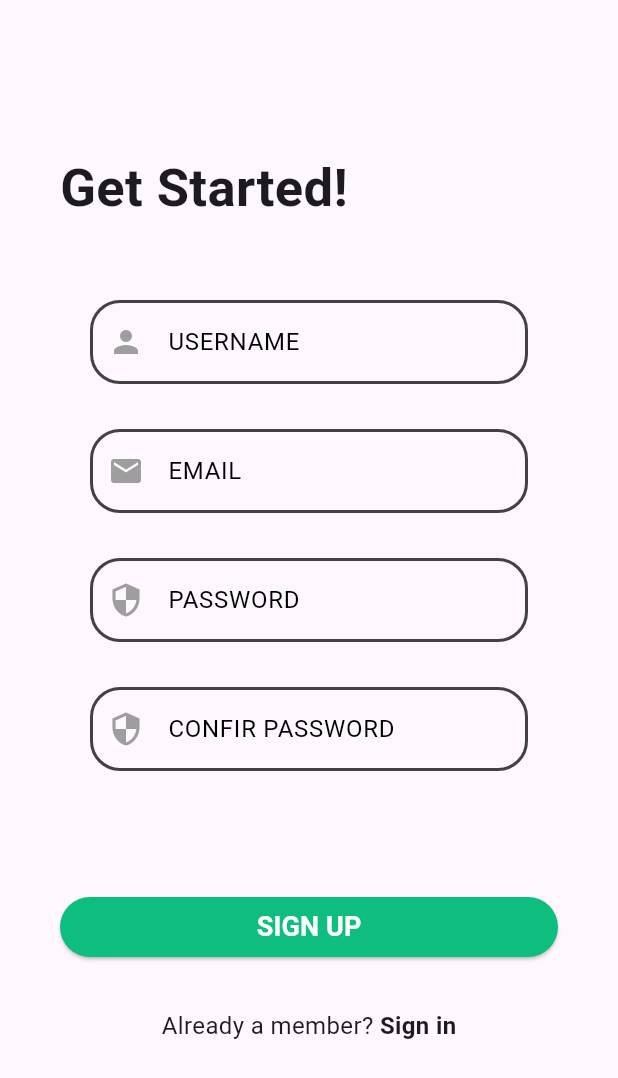
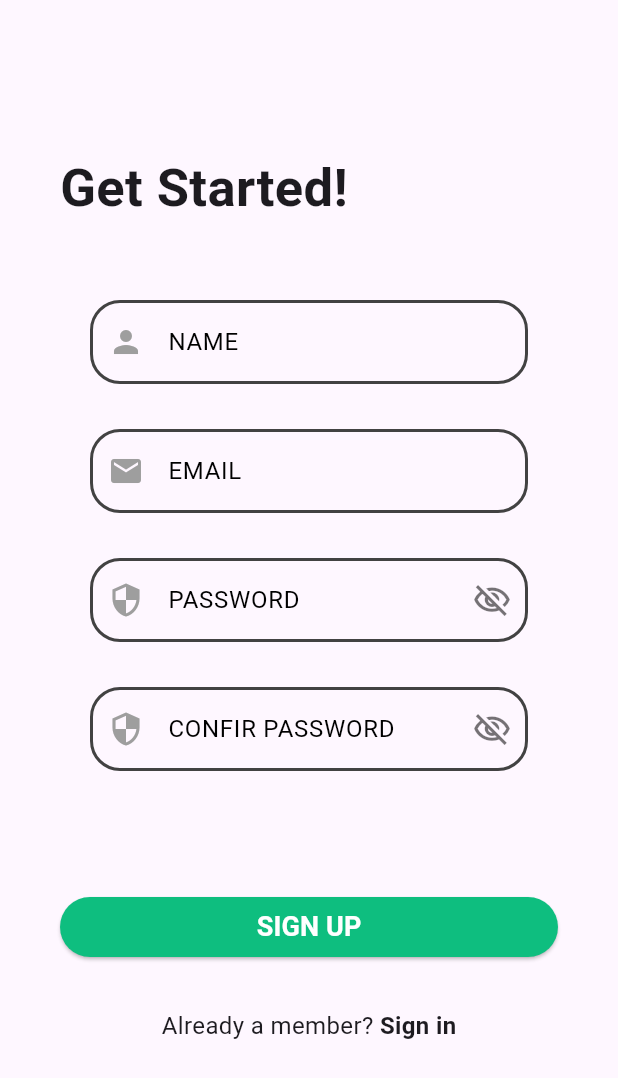
Before and after one commit to rahmat999ht/note-app-flutter-getx, a Flutter app: the screen it shows after launch, after a tap on "SIGN IN", after a tap on "Sign up instead", on a phone screen of 412 x 824 dp. Shown: the top 1078 px of the screen. Run offline on Flutter 3.47's test engine with Material 3 defaults, Android fonts, the light colour scheme and no system bars; our stand-ins replace cloud_firestore, firebase_auth, firebase_core, get, shared_preferences; accounts and stored records are empty.

Commit message:
Login And Register

```diff
--- a/lib/app/modules/login/controllers/login_controller.dart
+++ b/lib/app/modules/login/controllers/login_controller.dart
@@ -1,27 +1,21 @@
+import 'dart:developer';
+
 import 'package:flutter/widgets.dart';
 import 'package:get/get.dart';
-import 'package:firebase_auth/firebase_auth.dart';
-import 'package:note_app_flutter_getx_firebase/app/modules/account/controllers/account_controller.dart';
 import 'package:note_app_flutter_getx_firebase/app/routes/app_pages.dart';
-import 'package:note_app_flutter_getx_firebase/services/firestore.dart';
-
-import '../../../../models/user_model.dart';
+import 'package:note_app_flutter_getx_firebase/services/auth.dart';
 
 class LoginController extends GetxController {
   final formKey = GlobalKey<FormState>();
+  final authServices = AuthServices();
 
-  FirebaseAuth _auth = FirebaseAuth.instance;
-  Database database = Database();
   TextEditingController email = TextEditingController();
   TextEditingController password = TextEditingController();
 
   String usersCollection = "users";
-  Rx<UserModel> userModel = UserModel().obs;
+  final isObscure = true.obs;
 
-  @override
-  void onInit() {
-    super.onInit();
-  }
+  void stateObscure() => isObscure.value = !isObscure.value;
 
   void toSingUp() => Get.toNamed(Routes.REGISTER);
 
@@ -31,29 +25,14 @@ class LoginController extends GetxController {
       if (error.isNotEmpty) {
         return Get.snackbar("info", "form error sebanyak ${error.length}");
       }
-      print("IN logging in email ${email.text} password ${password.text}");
-      UserCredential userCredential = await _auth.signInWithEmailAndPassword(
-          email: email.text, password: password.text);
-      // .then((value) msync {
-      Get.find<AccountController>().user =
-          await database.getUser(userCredential.user!.uid);
-      _clearControllers();
+      log("IN logging in email ${email.text} password ${password.text}");
+      await authServices.login(email.text, password.text).then((v) {
+        _clearControllers();
+        Get.offAllNamed(Routes.HOME);
+      });
     } catch (e) {
       Get.snackbar(
         'Error logging in',
-        e.toString(),
-        snackPosition: SnackPosition.BOTTOM,
-      );
-    }
-  }
-
-  void signout() async {
-    try {
-      await _auth.signOut();
-      Get.find<AccountController>().user = UserModel();
-    } catch (e) {
-      Get.snackbar(
-        'Error signing out',
         e.toString(),
         snackPosition: SnackPosition.BOTTOM,
       );
--- a/lib/app/modules/login/views/login_view.dart
+++ b/lib/app/modules/login/views/login_view.dart
@@ -45,13 +45,24 @@ class LoginView extends GetView<LoginController> {
                           validator: (v) => controller.validateEmail(v),
                           obscureText: false,
                         ),
-
-                        CustomTextField(
-                          hintText: "PASSWORD",
-                          iconData: Icons.security,
-                          textEditingController: controller.password,
-                          validator: (v) => controller.validatePassword(v),
-                          obscureText: true,
+                        Obx(
+                          () => CustomTextField(
+                            hintText: "PASSWORD",
+                            iconData: Icons.security,
+                            textEditingController: controller.password,
+                            validator: (v) => controller.validatePassword(v),
+                            obscureText: controller.isObscure.value,
+                            iconLeft: GestureDetector(
+                              onTap: controller.stateObscure,
+                              child: Icon(
+                                !controller.isObscure.value
+                                    ? Icons.visibility_outlined
+                                    : Icons.visibility_off_outlined,
+                                size: 26,
+                                color: Colors.black54,
+                              ),
+                            ),
+                          ),
                         ),
                       ],
                     ),
--- a/lib/app/modules/register/controllers/register_controller.dart
+++ b/lib/app/modules/register/controllers/register_controller.dart
@@ -1,17 +1,15 @@
-import 'package:firebase_auth/firebase_auth.dart';
 import 'package:flutter/widgets.dart';
 import 'package:get/get.dart';
+import 'package:note_app_flutter_getx_firebase/app/routes/app_pages.dart';
 
 import '../../../../models/user_model.dart';
-import '../../../../services/firestore.dart';
-import '../../account/controllers/account_controller.dart';
+import '../../../../services/auth.dart';
 
 class RegisterController extends GetxController {
   final formKey = GlobalKey<FormState>();
+  final authServices = AuthServices();
 
-  FirebaseAuth _auth = FirebaseAuth.instance;
-  Database database = Database();
-  TextEditingController userName = TextEditingController();
+  TextEditingController name = TextEditingController();
   TextEditingController email = TextEditingController();
   TextEditingController password = TextEditingController();
   TextEditingController confirPassword = TextEditingController();
@@ -19,6 +17,13 @@ class RegisterController extends GetxController {
   String usersCollection = "users";
   Rx<UserModel> userModel = UserModel().obs;
   Rx<int> axisCount = 2.obs;
+
+  final isObscure = true.obs;
+  final isObscureConfir = true.obs;
+
+  void stateObscure() => isObscure.value = !isObscure.value;
+
+  void stateObscureConfir() => isObscureConfir.value = !isObscureConfir.value;
 
   @override
   void onInit() {
@@ -31,22 +36,9 @@ class RegisterController extends GetxController {
       if (error.isNotEmpty) {
         return Get.snackbar("info", "form error sebanyak ${error.length}");
       }
-      await _auth
-          .createUserWithEmailAndPassword(
-              email: email.text.trim(), password: password.text.trim())
-          .then((value) {
-        UserModel _user = UserModel(
-          id: value.user!.uid,
-          userName: userName.text,
-          email: email.text,
-        );
-        Database().createNewUser(_user).then((value) {
-          if (value) {
-            Get.find<AccountController>().user = _user;
-            Get.back();
-            _clearControllers();
-          }
-        });
+      authServices.register(name.text, email.text, password.text).then((v) {
+        _clearControllers();
+        Get.toNamed(Routes.LOGIN);
       });
     } catch (e) {
       Get.snackbar(
@@ -58,7 +50,7 @@ class RegisterController extends GetxController {
   }
 
   _clearControllers() {
-    userName.clear();
+    name.clear();
     email.clear();
     password.clear();
     confirPassword.clear();
--- a/lib/app/modules/register/views/register_view.dart
+++ b/lib/app/modules/register/views/register_view.dart
@@ -40,9 +40,9 @@ class RegisterView extends GetView<RegisterController> {
                     child: Column(
                       children: [
                         CustomTextField(
-                          hintText: "USERNAME",
+                          hintText: "NAME",
                           iconData: Icons.person,
-                          textEditingController: controller.userName,
+                          textEditingController: controller.name,
                           validator: (v) => controller.validateUserName(v),
                           obscureText: false,
                         ),
@@ -53,20 +53,44 @@ class RegisterView extends GetView<RegisterController> {
                           validator: (v) => controller.validateEmail(v),
                           obscureText: false,
                         ),
-                        CustomTextField(
+                        Obx(
+                          () => CustomTextField(
                             hintText: "PASSWORD",
                             iconData: Icons.security,
                             textEditingController: controller.password,
                             validator: (v) => controller.validatePassword(v),
-                          obscureText: true,
+                            obscureText: controller.isObscure.value,
+                            iconLeft: GestureDetector(
+                              onTap: controller.stateObscure,
+                              child: Icon(
+                                !controller.isObscure.value
+                                    ? Icons.visibility_outlined
+                                    : Icons.visibility_off_outlined,
+                                size: 26,
+                                color: Colors.black54,
                               ),
-                        CustomTextField(
+                            ),
+                          ),
+                        ),
+                        Obx(
+                          () => CustomTextField(
                             hintText: "CONFIR PASSWORD",
                             iconData: Icons.security,
                             textEditingController: controller.confirPassword,
                             validator: (v) =>
                                 controller.validateConfirmPassword(v),
-                          obscureText: true,
+                            obscureText: controller.isObscureConfir.value,
+                            iconLeft: GestureDetector(
+                              onTap: controller.stateObscureConfir,
+                              child: Icon(
+                                !controller.isObscureConfir.value
+                                    ? Icons.visibility_outlined
+                                    : Icons.visibility_off_outlined,
+                                size: 26,
+                                color: Colors.black54,
+                              ),
+                            ),
+                          ),
                         ),
                       ],
                     ),
--- a/lib/main.dart
+++ b/lib/main.dart
@@ -1,3 +1,5 @@
+import 'dart:developer';
+
 import 'package:firebase_core/firebase_core.dart';
 import 'package:flutter/material.dart';
 import 'package:get/get.dart';
@@ -14,7 +16,8 @@
   PrefService prefService = PrefService();
   await prefService.prefInit();
 
-  String isLogin = prefService.getEmailLogin ?? '';
+  String isLogin = prefService.getIdCustomer ?? '';
+  log(isLogin.toString(), name: "isLogin");
   String initialRoutes = isLogin == '' ? Routes.LOGIN : Routes.HOME;
 
   runApp(MyApp(initialRoutes: initialRoutes));
--- a/lib/models/user_model.dart
+++ b/lib/models/user_model.dart
@@ -1,19 +1,18 @@
 import 'package:cloud_firestore/cloud_firestore.dart';
-import 'package:firebase_auth/firebase_auth.dart';
 
 // import 'package:json/json.dart';
 // already is flutter 3.24
 // @JsonCodable()
 class UserModel {
   String? id;
-  String? userName;
+  String? name;
   String? email;
 
-  UserModel({this.id, this.userName, this.email});
+  UserModel({this.id, this.name, this.email});
 
   UserModel.fromJson({required Map<String, dynamic> map, required String id}) {
     id = id;
-    userName = map["userName"];
+    name = map["name"];
     email = map["email"];
   }
 
@@ -26,8 +25,7 @@ class UserModel {
 
   Map<String, dynamic> toJson() =>
       {
-        "id": id,
-        "userName": userName,
+        "name": name,
         "email": email,
       };
 }
--- a/lib/services/firestore.dart
+++ b/lib/services/firestore.dart
@@ -11,11 +11,11 @@ class Database {
   final String userCollection = "users";
   final String noteCollection = "notes";
 
-  Future<bool> createNewUser(UserModel user) async {
+  Future<bool> createNewUser(String id, UserModel user) async {
     try {
       await _firestore
           .collection(userCollection)
-          .doc(user.id)
+          .doc(id)
           .set(user.toJson());
       return true;
     } catch (e) {
--- a/lib/widgets/custom_form_field.dart
+++ b/lib/widgets/custom_form_field.dart
@@ -5,6 +5,7 @@ class CustomTextField extends StatelessWidget {
     super.key,
     required this.hintText,
     required this.iconData,
+     this.iconLeft,
     required this.textEditingController,
     required this.validator,
     required this.obscureText,
@@ -12,6 +13,7 @@ class CustomTextField extends StatelessWidget {
 
   final String hintText;
   final IconData iconData;
+  final Widget? iconLeft;
   final TextEditingController textEditingController;
   final String? Function(String?)? validator;
   final bool obscureText;
@@ -32,6 +34,7 @@ class CustomTextField extends StatelessWidget {
             iconData,
             color: Colors.grey,
           ),
+          suffixIcon: iconLeft,
           hintText: hintText,
           errorBorder: const OutlineInputBorder(
             borderRadius: BorderRadius.all(Radius.circular(20)),
```
Also changed, not shown: lib/services/auth.dart (added, +103 -0 lines). Lines whose indentation alone changed are shown as unchanged.
